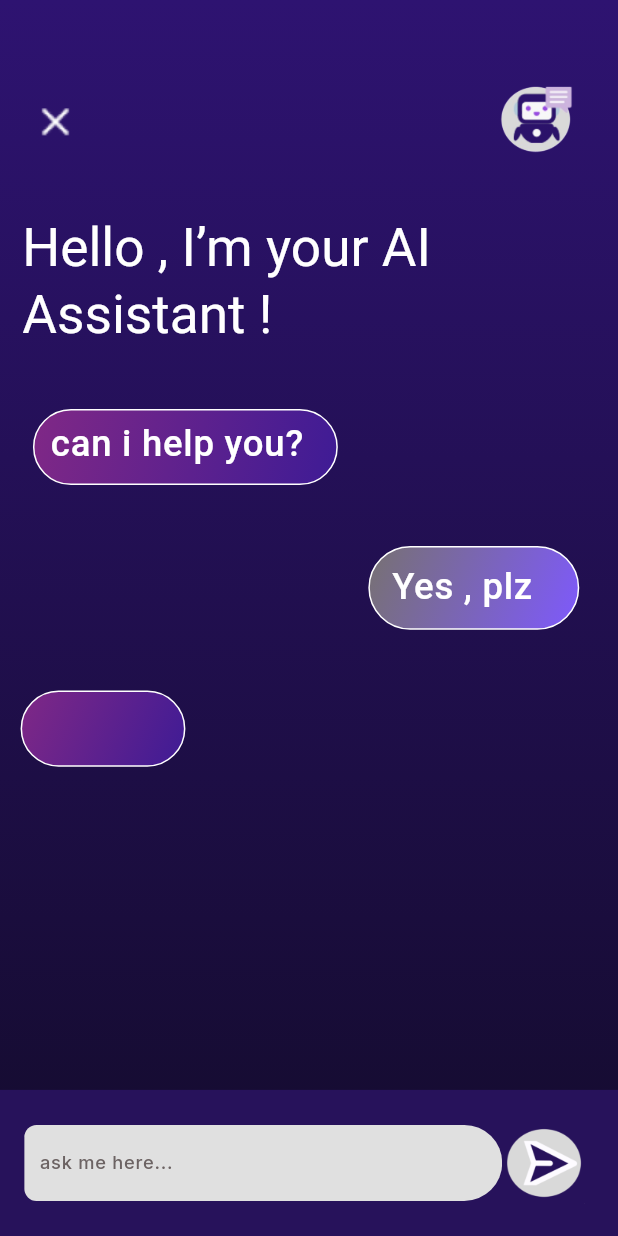
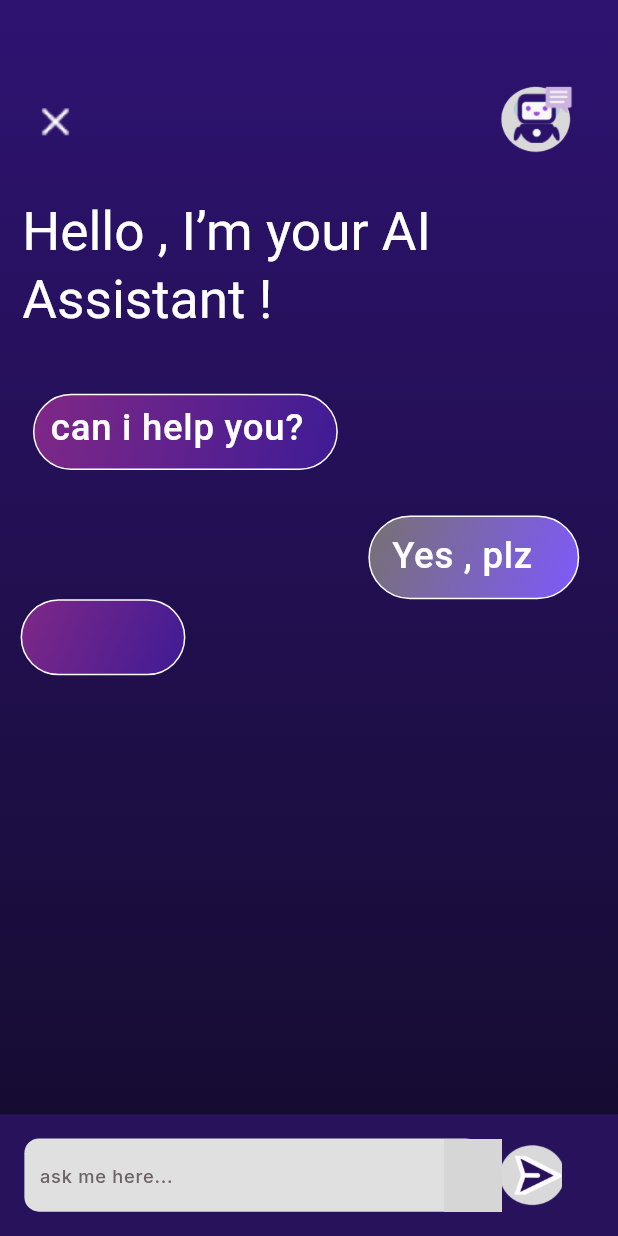
Before and after one commit to ZakariaEysa/Your-Seat-Graduation-Project, a Flutter app: the ChatBottt widget shown alone on an empty page, opened directly, on a phone screen of 412 x 824 dp. Run offline on Flutter 3.47's test engine with Material 3 defaults, Android fonts, the phone set to English and light mode, and no system bars; our stand-ins replace animate_do, bloc, bot_toast, cached_network_image, cloud_firestore, curved_labeled_navigation_bar and 11 more; missing offline and left inert: flutter_facebook_auth, otp_pin_field; accounts and stored records are empty; network calls fail; Roboto replaces fonts that are missing (Acme); grey boxes are pictures that could not be loaded.

Commit message:
ChatBot (2), Otp, last Watch List

```diff
--- a/lib/features/user_flow/Watch_list/presentation/views/watch_list.dart
+++ b/lib/features/user_flow/Watch_list/presentation/views/watch_list.dart
@@ -4,7 +4,7 @@ import 'package:flutter_screenutil/flutter_screenutil.dart';
 import 'package:yourseatgraduationproject/widgets/scaffold/scaffold_f.dart';
 import '../../../../../widgets/app_bar/head_appbar.dart';
 import '../../../home/presentation/views/home_layout.dart';
-import '../Widget/watch_list_part.dart';
+import '../widgets/watch_list_part.dart';
 class WatchList extends StatelessWidget {
   const WatchList({super.key});
 
--- a/lib/features/user_flow/chatbot/presentation/views/chat_bottt.dart
+++ b/lib/features/user_flow/chatbot/presentation/views/chat_bottt.dart
@@ -16,7 +16,7 @@ class ChatBottt extends StatelessWidget {
         const ChatUp(),
         const ChatMessage(),
         Padding(
-          padding: EdgeInsets.only(left: 200.w,top:40.h),
+          padding: EdgeInsets.only(left: 200.w,top: 30.h),
           child: Container(
               width: 128.w,
               height: 55.h,
@@ -44,7 +44,7 @@ class ChatBottt extends StatelessWidget {
           ),
         ),
         Padding(
-          padding: EdgeInsets.only(right:250.w,top:40.h),
+          padding: EdgeInsets.only(right:250.w,),
           child: Container(
               width: 100.w,
               height: 50.h,
@@ -70,7 +70,7 @@ class ChatBottt extends StatelessWidget {
               )
           ),
         ),
-        const Spacer(),
+       const Spacer(),
         const ChatAsk()
 
        ]),
--- a/lib/features/user_flow/chatbot/presentation/widgets/chat_ask.dart
+++ b/lib/features/user_flow/chatbot/presentation/widgets/chat_ask.dart
@@ -9,7 +9,7 @@ class ChatAsk extends StatelessWidget {
     return Container(
       color: const Color(0xFF27125B),
       width: 390.w,
-      height: 96.h,
+      height: 80.h,
       child: Row(
         children: [
           Padding(
@@ -19,35 +19,17 @@ class ChatAsk extends StatelessWidget {
                 Container(
                   width: 290.w,
                   height: 50.h,
-                  // decoration: ShapeDecoration(
-                  //     color: Colors.white.withOpacity(0.8799999952316284),
-                  //     shape: RoundedRectangleBorder(
-                  //       side: const BorderSide(
-                  //         width: 1,
-                  //         strokeAlign: BorderSide.strokeAlignOutside,
-                  //         color: Color(0xFF030000),
-                  //       ),
-                  //       borderRadius: BorderRadius.circular(9),
-                  //     ),
-                  //     shadows: const [
-                  //       BoxShadow(
-                  //         color: Color(0x3F000000),
-                  //         blurRadius: 4,
-                  //         offset: Offset(0, 4),
-                  //         spreadRadius: 0,
-                  //       )
-                  //     ]),
-
                   decoration: BoxDecoration(
                     color: Colors.grey[300],
                     borderRadius: const BorderRadius.only(
                       topRight: Radius.circular(50),
                       bottomRight: Radius.circular(50),
-                      topLeft: Radius.circular(16),
-                      bottomLeft: Radius.circular(16),
+                      topLeft: Radius.circular(20),
+                      bottomLeft: Radius.circular(20),
                     ),
                   ),
-                  child: Padding(
+                  child: Stack(children: [
+                    Padding(
                       padding: EdgeInsets.symmetric(horizontal: 10.h),
                       child: TextField(
                         decoration: InputDecoration(
@@ -60,11 +42,22 @@ class ChatAsk extends StatelessWidget {
                         ),
                       ),
                     ),
+                    Padding(
+                      padding: const EdgeInsets.only(
+                        left: 280,
                       ),
-                Image.asset(
-                  'assets/icons/send.png',
-                  width: 55,
+                      child: Image.asset(
+                        'assets/images/karf(6).png',
+                        width: 280,
+                        height: 300,
+                        fit: BoxFit.cover,
+                        color: const Color(0xFF27125B),
                       ),
+                    ),
+                  ]),
+                ),
+                Image.asset('assets/icons/send.png',
+                    width: 39.5, height: 55, fit: BoxFit.cover),
               ],
             ),
           ),
--- a/lib/features/user_flow/chatbot/presentation/widgets/chat_up.dart
+++ b/lib/features/user_flow/chatbot/presentation/widgets/chat_up.dart
@@ -32,7 +32,7 @@ class ChatUp extends StatelessWidget{
           ),
         ),
         Padding(
-          padding:  EdgeInsets.only(top: 30.h, right: 100.w),
+          padding:  EdgeInsets.only(top:20.h, right: 100.w),
           child: Text(
             'Hello , I’m your AI\nAssistant !',
             style: theme.textTheme.titleLarge!.copyWith(fontSize: 35.sp),
```
Also changed, not shown: lib/features/user_flow/Watch_list/presentation/widgets/watch_list_part.dart (renamed from lib/features/user_flow/Watch_list/presentation/Widget/watch_list_part.dart, +3 -4 lines), lib/features/user_flow/auth/presentation/views/otp.dart (+43 -39 lines), lib/features/user_flow/home/presentation/views/home_layout.dart (+4 -4 lines), pubspec.yaml (+15 -20 lines), assets/images/karf (6).png (added), pubspec.lock, 1 other file. Lines whose indentation alone changed are shown as unchanged.
